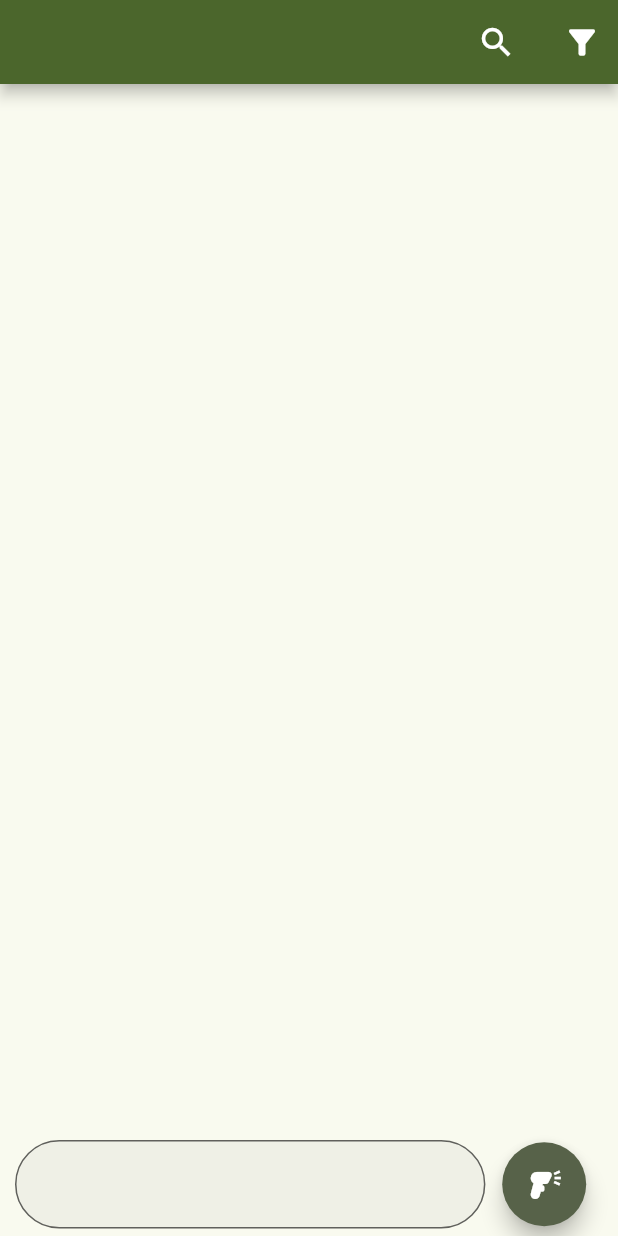
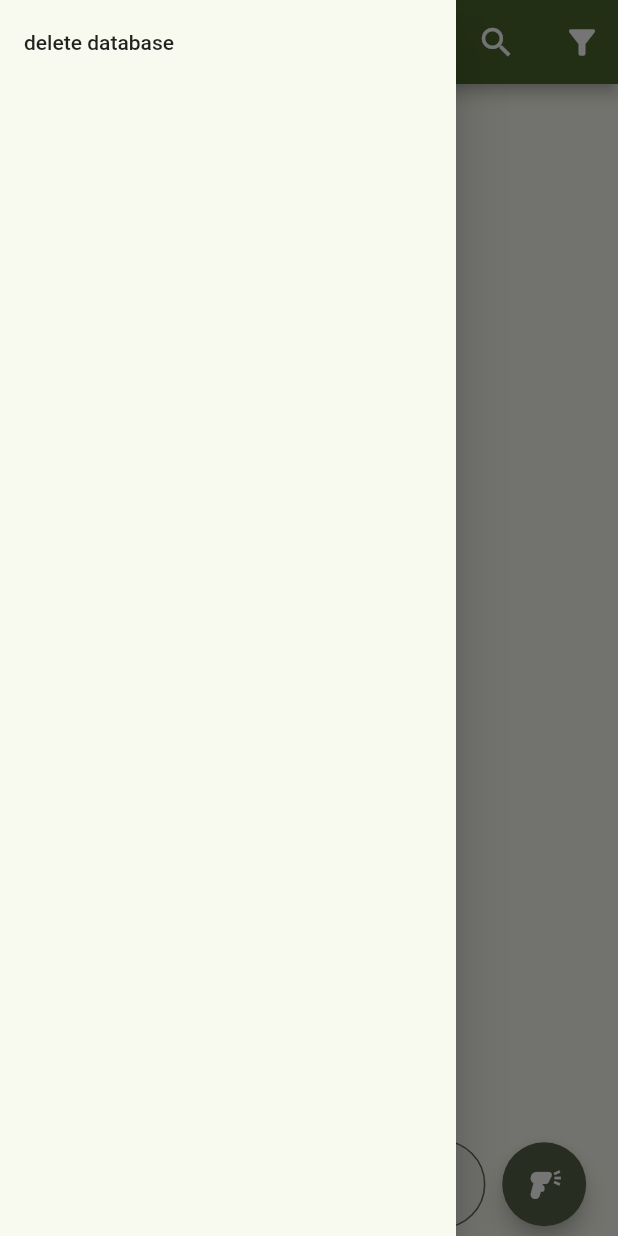
Before and after one commit to pierretre/fridge-app, a Flutter app: the screen it shows after launch, with the side drawer open (before the commit the screen has no drawer), on a phone screen of 412 x 824 dp. Run offline on Flutter 3.47's test engine with Material 2 defaults, Android fonts, the phone set to English and light mode, and no system bars; our stand-ins replace shared_preferences, sqflite; missing offline and left inert: flutter_barcode_scanner, openfoodfacts; accounts and stored records are empty.

Commit message:
implement db delete button to ease development

```diff
--- a/lib/pages/homeV2.dart
+++ b/lib/pages/homeV2.dart
@@ -1,6 +1,7 @@
 import 'package:flutter/material.dart';
 import 'package:fridge_app/models/productlist-model.dart';
 import 'package:fridge_app/services/barcode-service.dart';
+import 'package:fridge_app/widgets/app-drawer.dart';
 import 'package:fridge_app/widgets/product-form.dart';
 import 'package:fridge_app/widgets/product-sorted-gridview.dart';
 
@@ -45,7 +46,6 @@ class HomePageV2 extends StatelessWidget {
                       onChanged: (val) {}
                     ),
                 ),
-
                 PopupMenuItem<int>(
                     value: 2,
                     child: Text("Logout"),
@@ -56,6 +56,7 @@ class HomePageV2 extends StatelessWidget {
           ),
         ],
       ),
+      drawer: AppDrawer(),
       floatingActionButton: IntrinsicHeight(
         child: Padding(
           padding: EdgeInsets.symmetric(horizontal: 10, vertical: 5),
@@ -69,9 +70,9 @@ class HomePageV2 extends StatelessWidget {
                     filled: true,
                     // fillColor: Colors.red,
                     border: OutlineInputBorder(
-                      borderRadius: BorderRadius.circular(90),
+                      borderRadius: BorderRadius.circular(90)
                     ),
-
+                    hintText: "Add Item"
                   )
                 )
               ),
--- a/lib/services/db-service.dart
+++ b/lib/services/db-service.dart
@@ -19,7 +19,6 @@ class DbService {
   Future<void> initDatabase () async {
     WidgetsFlutterBinding.ensureInitialized();
     String path = join(await getDatabasesPath(), _db_name);
-    // databaseFactory.deleteDatabase(path);
 
     _database = await openDatabase(
       path,
@@ -62,4 +61,9 @@ class DbService {
       )
     );
   }
+
+  void dumpDatabase() async {
+    databaseFactory.deleteDatabase(join(await getDatabasesPath(), _db_name));
+    // initDatabase();
+  }
 }
--- /dev/null
+++ b/lib/widgets/app-drawer.dart
@@ -0,0 +1,43 @@
+import 'package:flutter/material.dart';
+import 'package:fridge_app/services/db-service.dart';
+
+class AppDrawer extends StatelessWidget {
+  const AppDrawer({super.key});
+
+  @override
+  Widget build(BuildContext context) {
+    return Drawer(
+      child: ListView(
+        padding: EdgeInsets.zero,
+        children: [
+          ListTile(
+            title: const Text('delete database'),
+            onTap: () {
+              showDialog(
+                context: context,
+                builder: (BuildContext context) {
+                  return AlertDialog(
+                    title: const Text('Delete data'),
+                    actions: <Widget>[
+                      TextButton(
+                        child: const Text('OK'),
+                        onPressed: () {
+                          DbService().dumpDatabase();
+                          Navigator.of(context).pop();
+                        },
+                      ),
+                      TextButton(
+                        child: const Text('CANCEL'),
+                        onPressed: () => Navigator.of(context).pop()
+                      ),
+                    ],
+                  );
+                },
+              );
+            }
+          )
+        ],
+      )
+    );
+  }
+}
```
